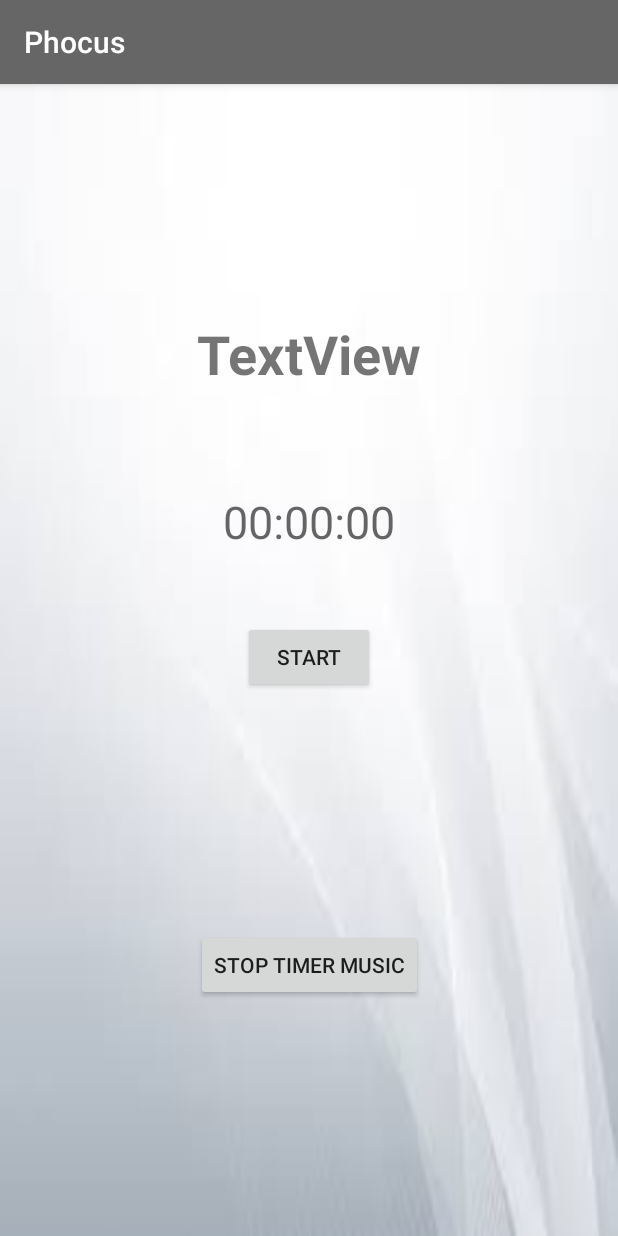
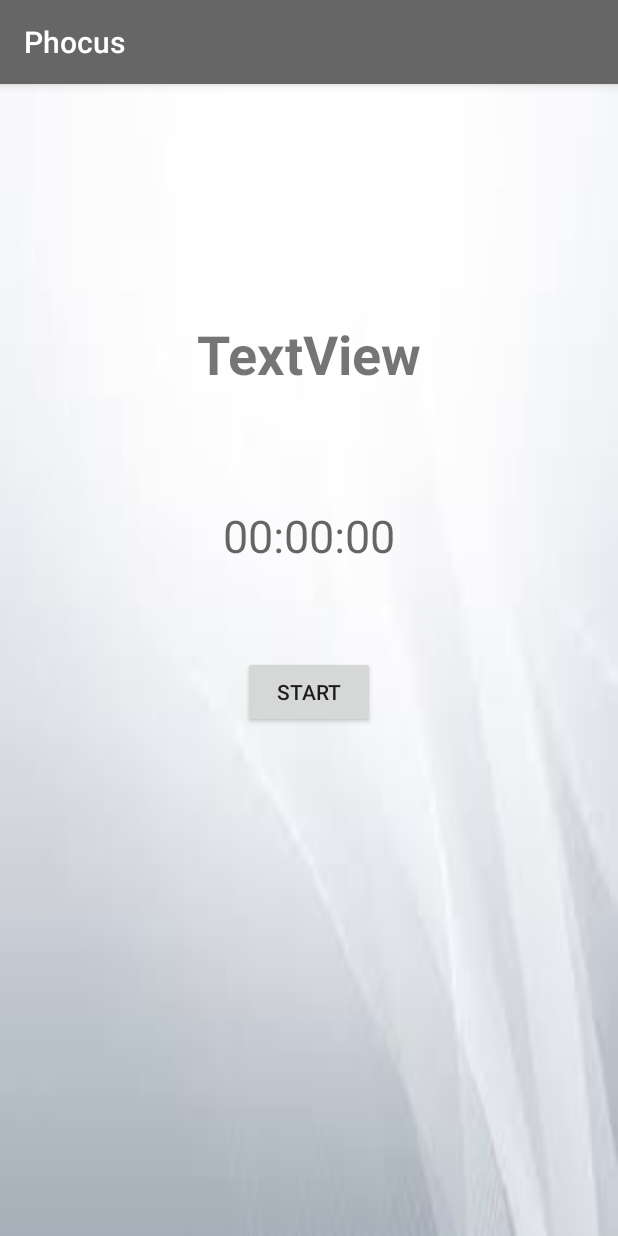
Before and after one commit to bramat92/PhocussApp, an Android app: the Timer screen opened directly, with no data from a screen before it, on a phone screen of 412 x 824 dp. Run offline under Robolectric (Android 15) with nearby library versions, the phone set to English and light mode, and no system bars; 7 statements that could not run were skipped.

Commit message:
cleaned up code and added some comments.

```diff
--- a/app/src/main/java/com/multithread/mosiah/projectcs246/MainActivity.java
+++ b/app/src/main/java/com/multithread/mosiah/projectcs246/MainActivity.java
@@ -41,7 +41,7 @@ public class MainActivity extends AppCompatActivity {
     private Button button;
     private Button viewStreak;
     private Button reminderButton;
-    ListView listView;
+
     ArrayList<Task> myTaskList = new ArrayList<>();
     ArrayAdapter<Task> taskArrayAdapter;
 
--- a/app/src/main/java/com/multithread/mosiah/projectcs246/Timer.java
+++ b/app/src/main/java/com/multithread/mosiah/projectcs246/Timer.java
@@ -22,9 +22,9 @@ import java.util.ArrayList;
 public class Timer extends AppCompatActivity {
     TextView tvTaskName;
     TextView tvTimer;
-    TextView tvIterations;
+
     Button bStart;
-    Button bStop;
+
     CountDownTimer timer;
     long remainingTime;
     ArrayList<Task> myTaskList = null;
@@ -33,9 +33,7 @@ public class Timer extends AppCompatActivity {
     int count;
     int tallyCount;
     private boolean mIsPaused = true;
-    private Button stopButton;
-    MediaPlayer mediaSong;
-    boolean isPlaying;
+
     /**
      * Method displays values in Task as a Timer format, ready to begin countdown
      * @author Mosiah Querubin
@@ -46,7 +44,7 @@ public class Timer extends AppCompatActivity {
         super.onCreate(savedInstanceState);
         setContentView(R.layout.activity_timer);
 
-        //load from sharedpreferences.
+        //load from shared preferences.
         SharedPreferences taskList = getSharedPreferences("taskList", MODE_PRIVATE);
         Gson gson = new Gson();
         String json = taskList.getString("MyObjects", null); // myTaskList - my list of Tasks objects.
@@ -97,14 +95,6 @@ public class Timer extends AppCompatActivity {
             }
         });
 
-        stopButton = (Button) findViewById(R.id.stopButtonId);
-        stopButton.setOnClickListener(new View.OnClickListener() {
-            @Override
-            public void onClick(View v) {
-
-            }
-        });
-
         remainingTime = task.getDuration();
     }
 
@@ -135,12 +125,9 @@ public class Timer extends AppCompatActivity {
                     int seconds = (int) (millisUntilFinished / 1000) % 60;
                     int minutes = (int) ((millisUntilFinished / (1000 * 60)) % 60);
                     int hours = (int) ((millisUntilFinished / (1000 * 60 * 60)) % 24);
-                    //tvTimer.setText(hours + ":" + minutes + ":" + seconds);
+
                     tvTimer.setText("" + String.format("%02d:%02d:%02d", hours, minutes, seconds));
-                /*tvTimer.setText(""+String.format("%02d:%02d:%02d", TimeUnit.MILLISECONDS.toHours(millisUntilFinished),
-                                TimeUnit.MILLISECONDS.toMinutes(millisUntilFinished) % 60,
-                                TimeUnit.MILLISECONDS.toSeconds(millisUntilFinished) -
-                                TimeUnit.MINUTES.toSeconds(TimeUnit.MILLISECONDS.toMinutes(millisUntilFinished))));*/
+
                     remainingTime = millisUntilFinished;
                 }
                 else
@@ -169,27 +156,6 @@ public class Timer extends AppCompatActivity {
                     remainingTime = task.getDuration();
 
 
-                /*
-                mediaSong = MediaPlayer.create(Timer.this, R.raw.love);
-
-                    mediaSong.start();
-                    isPlaying = true;
-
-
-                }
-
-                stopButton = (Button) findViewById(R.id.stopButtonId);
-                stopButton.setOnClickListener(new View.OnClickListener() {
-                    @Override
-                    public void onClick(View v) {
-                        if (isPlaying == true) {
-                            mediaSong.stop();
-                        }
-
-                    }
-                });
-
-                */
                 ToneGenerator tone = new ToneGenerator(AudioManager.STREAM_NOTIFICATION, (ToneGenerator.MAX_VOLUME * 3));
                 if (task.getIteration() >= 0 && count > 0) {
                     tone.startTone(ToneGenerator.TONE_CDMA_CALL_SIGNAL_ISDN_INTERGROUP);
@@ -216,14 +182,11 @@ public class Timer extends AppCompatActivity {
                     if (task.getIteration() == 0 && position <= myTaskList.size()) {
                         myTaskList.remove(position);
                         position = myTaskList.size() + 2;
-//                        onStop();
+
 
                         Intent intent = new Intent(Timer.this, MemeActivity.class);
                         startActivity(intent);
-//                        Toast.makeText(Timer.this, "Good job, you finished a task!", Toast.LENGTH_LONG).show();
-                        //if (isPlaying = true) {
-                          //  mediaSong.stop();
-                       // }
+
 
                     }
                     else if (position <= myTaskList.size())
@@ -249,7 +212,7 @@ public class Timer extends AppCompatActivity {
     public void cancelTimer() {
         if(timer != null) {
             timer.cancel();
-            //tvTimer.setText("0");
+
         }
     }
 
--- a/app/src/main/res/layout/activity_timer.xml
+++ b/app/src/main/res/layout/activity_timer.xml
@@ -31,7 +31,7 @@
         android:layout_centerHorizontal="true"
         android:layout_marginLeft="8dp"
         android:layout_marginRight="8dp"
-        android:layout_marginTop="34dp"
+        android:layout_marginTop="43dp"
         android:text="0"
         android:textAppearance="@style/TextAppearance.AppCompat.Display1"
         android:textSize="30sp"
@@ -46,24 +46,11 @@
         android:layout_height="wrap_content"
         android:layout_marginLeft="8dp"
         android:layout_marginRight="8dp"
-        android:layout_marginTop="46dp"
+        android:layout_marginTop="60dp"
         android:text="Start"
         app:layout_constraintLeft_toLeftOf="parent"
         app:layout_constraintRight_toRightOf="parent"
         app:layout_constraintTop_toBottomOf="@+id/textView" />
 
-    <Button
-        android:id="@+id/stopButtonId"
-        android:layout_width="wrap_content"
-        android:layout_height="wrap_content"
-        android:layout_marginBottom="8dp"
-        android:layout_marginTop="8dp"
-        android:text="Stop Timer Music"
-        app:layout_constraintBottom_toBottomOf="parent"
-        app:layout_constraintLeft_toLeftOf="parent"
-        app:layout_constraintRight_toRightOf="parent"
-        app:layout_constraintTop_toTopOf="parent"
-        app:layout_constraintVertical_bias="0.789" />
-
 
 </android.support.constraint.ConstraintLayout>
```
Also changed, not shown: app/src/main/java/com/multithread/mosiah/projectcs246/EditTask.java (+11 -16 lines).
